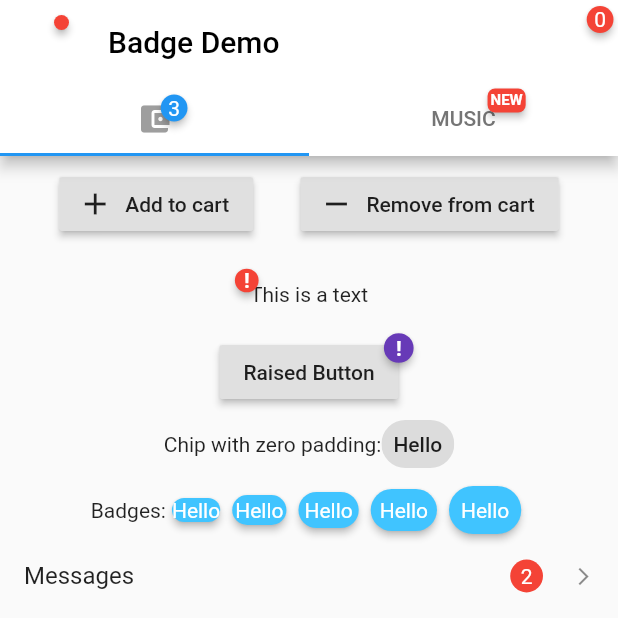
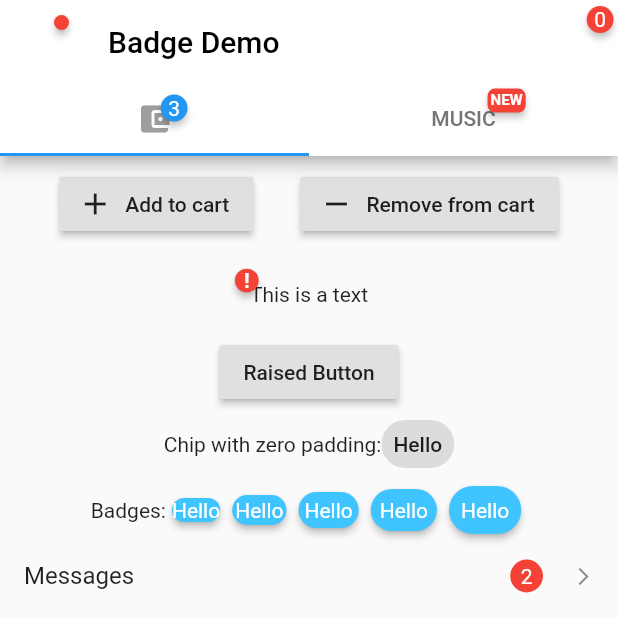
Before and after one commit to yako-dev/flutter_badges, a Flutter app: the screen it shows after launch, after a tap on "Raised Button", on a phone screen of 412 x 824 dp, the top half of it. Run offline on Flutter 3.47's test engine with Material 2 defaults, Android fonts, the phone set to English and light mode, and no system bars.

Commit message:
[update] Add showBadge option to show and hide with animation

```diff
--- /dev/null
+++ b/analysis_options.yaml
@@ -0,0 +1 @@
+include: package:pedantic/analysis_options.yaml
--- a/example/lib/main.dart
+++ b/example/lib/main.dart
@@ -27,6 +27,7 @@ class HomeScreen extends StatefulWidget {
 
 class _HomeScreenState extends State<HomeScreen> {
   int _counter = 0;
+  bool showRaisedButtonBadge = true;
 
   @override
   Widget build(BuildContext context) {
@@ -183,6 +184,7 @@ class _HomeScreenState extends State<HomeScreen> {
 
   Widget _raisedButtonBadge() {
     return Badge(
+      showBadge: showRaisedButtonBadge,
       padding: EdgeInsets.all(8),
       badgeColor: Colors.deepPurple,
       badgeContent: Text(
@@ -190,7 +192,11 @@ class _HomeScreenState extends State<HomeScreen> {
         style: TextStyle(color: Colors.white, fontWeight: FontWeight.bold),
       ),
       child: RaisedButton(
-        onPressed: () {},
+        onPressed: () {
+          setState(() {
+            showRaisedButtonBadge = !showRaisedButtonBadge;
+          });
+        },
         child: Text('Raised Button'),
       ),
     );
--- a/lib/src/badge.dart
+++ b/lib/src/badge.dart
@@ -16,20 +16,22 @@ class Badge extends StatefulWidget {
   final Duration animationDuration;
   final double borderRadius;
   final BadgeAnimationType animationType;
+  final bool showBadge;
 
   Badge({
     Key key,
     this.badgeContent,
     this.child,
-    this.badgeColor: Colors.red,
-    this.elevation: 2,
-    this.toAnimate: true,
+    this.badgeColor = Colors.red,
+    this.elevation = 2,
+    this.toAnimate = true,
     this.position,
-    this.shape: BadgeShape.circle,
-    this.padding: const EdgeInsets.all(5.0),
-    this.animationDuration: const Duration(milliseconds: 500),
+    this.shape = BadgeShape.circle,
+    this.padding = const EdgeInsets.all(5.0),
+    this.animationDuration = const Duration(milliseconds: 500),
     this.borderRadius,
-    this.animationType: BadgeAnimationType.slide,
+    this.animationType = BadgeAnimationType.slide,
+    this.showBadge = true,
   }) : super(key: key);
 
   @override
@@ -103,7 +105,8 @@ class BadgeState extends State<Badge> with SingleTickerProviderStateMixin {
             borderRadius: BorderRadius.circular(widget.borderRadius ?? 0));
 
     Widget badgeView() {
-      return Material(
+      return AnimatedOpacity(
+        child: Material(
           shape: border,
           type: type,
           elevation: widget.elevation,
@@ -112,6 +115,9 @@ class BadgeState extends State<Badge> with SingleTickerProviderStateMixin {
             padding: widget.padding,
             child: widget.badgeContent,
           ),
+        ),
+        opacity: widget.showBadge ? 1 : 0,
+        duration: Duration(milliseconds: 200),
       );
     }
 
--- a/pubspec.yaml
+++ b/pubspec.yaml
@@ -1,6 +1,6 @@
 name: badges
 description: A flutter package for creating badges. Badges can be used for an additional marker for any widget, e.g. show a number of items in a shopping cart.
-version: 1.0.3
+version: 1.1.0
 author: Daniyil Yakovlev <danny.yakovlev@gmail.com>
 homepage: https://github.com/yadaniyil/flutter_badges
 
@@ -11,7 +11,8 @@ dependencies:
 dev_dependencies:
   flutter_test:
     sdk: flutter
+  pedantic: ^1.5.0
 
 environment:
-  sdk: ">=2.0.0-dev.28.0 <3.0.0"
+  sdk: ">=2.2.2 <3.0.0"
   flutter: ">=0.2.5 <2.0.0"
```
Lines whose indentation alone changed are shown as unchanged.
